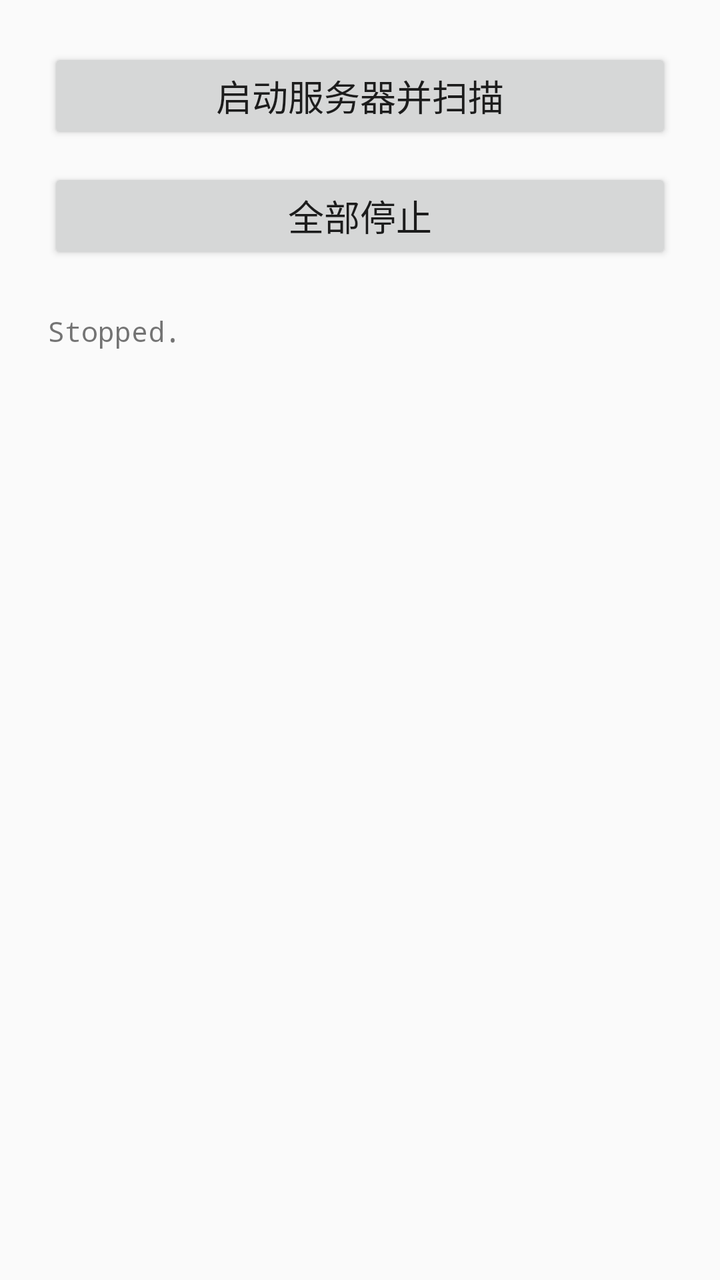
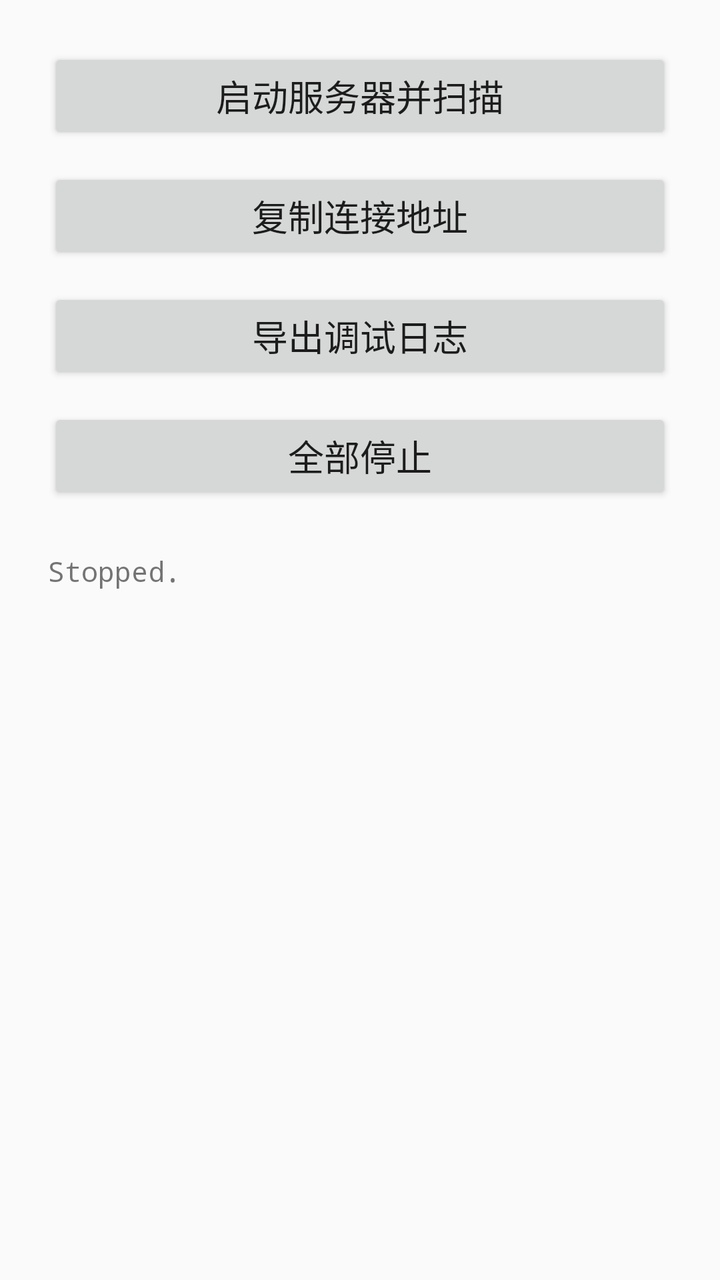

Screens rendered from an Android XML layout before and after an edit, with the pre-edit source and the edit as a unified diff.
<!-- AndroidManifest.xml: application theme Theme.AppCompat.Light -->
<!-- res/layout/activity_main.xml -->
<?xml version="1.0" encoding="utf-8"?>
<LinearLayout xmlns:android="http://schemas.android.com/apk/res/android"
    android:layout_width="match_parent"
    android:layout_height="match_parent"
    android:orientation="vertical"
    android:padding="24dp">

    <Button
        android:id="@+id/btnStart"
        android:layout_width="match_parent"
        android:layout_height="wrap_content"
        android:text="启动服务器并扫描"
        android:textSize="18sp" />

    <Button
        android:id="@+id/btnStop"
        android:layout_width="match_parent"
        android:layout_height="wrap_content"
        android:text="全部停止"
        android:textSize="18sp"
        android:layout_marginTop="12dp" />

    <TextView
        android:id="@+id/tvStatus"
        android:layout_width="match_parent"
        android:layout_height="wrap_content"
        android:layout_marginTop="24dp"
        android:fontFamily="monospace"
        android:textSize="14sp"
        android:text="Stopped." />

</LinearLayout>
<!-- resources referenced by this layout -->
<resources>

</resources>

<!-- the commit's change to res/layout/activity_main.xml (unified diff, before → after) -->
@@ -11,6 +11,22 @@
         android:layout_height="wrap_content"
         android:text="启动服务器并扫描"
         android:textSize="18sp" />
+
+    <Button
+        android:id="@+id/btnCopy"
+        android:layout_width="match_parent"
+        android:layout_height="wrap_content"
+        android:text="复制连接地址"
+        android:textSize="18sp"
+        android:layout_marginTop="12dp" />
+
+    <Button
+        android:id="@+id/btnExport"
+        android:layout_width="match_parent"
+        android:layout_height="wrap_content"
+        android:text="导出调试日志"
+        android:textSize="18sp"
+        android:layout_marginTop="12dp" />
 
     <Button
         android:id="@+id/btnStop"
